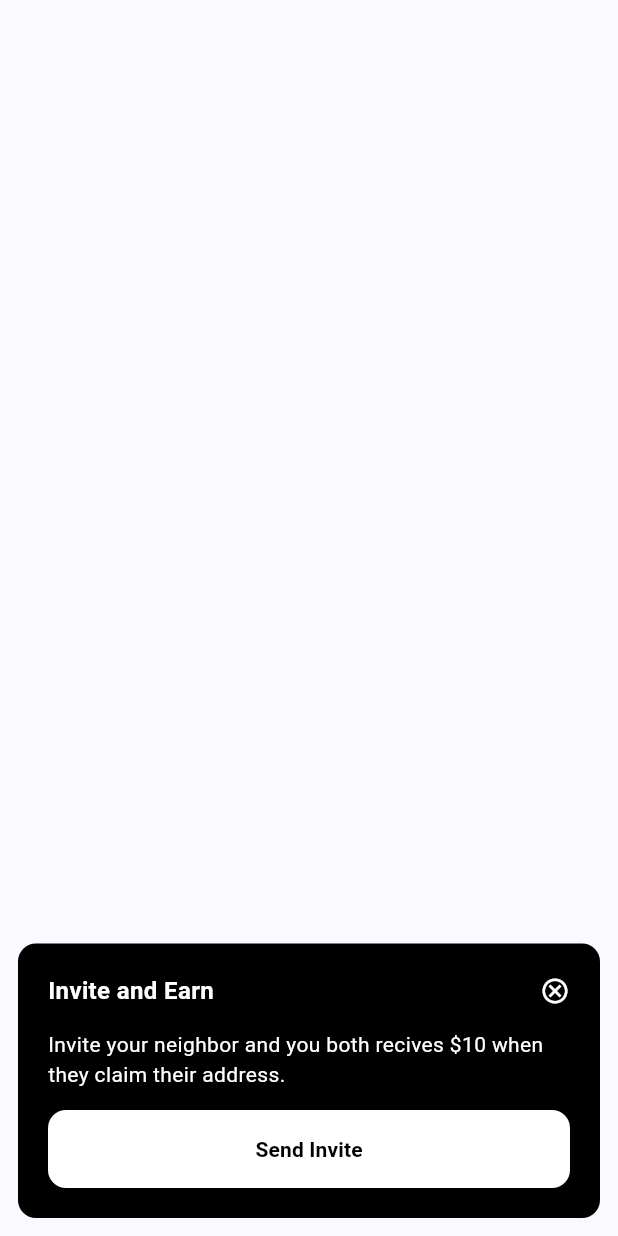
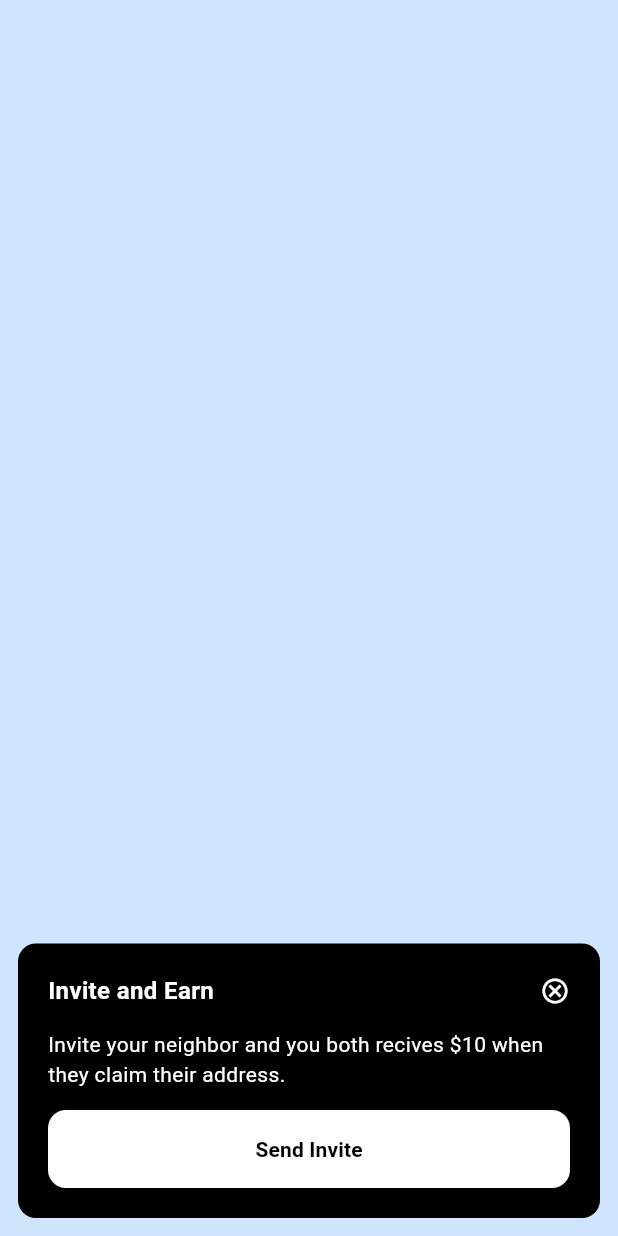
Before and after one commit to sohail2000/domi_labs, a Flutter app: the InviteDialogBox widget shown alone on an empty page, opened directly with empty values, on a phone screen of 412 x 824 dp. Run offline on Flutter 3.47's test engine with Material 3 defaults, Android fonts, the phone set to English and light mode, and no system bars; our stand-ins replace flutter_dotenv, flutter_map, flutter_riverpod, freezed_annotation, geolocator, go_router and 3 more; missing offline and left inert: syncfusion_flutter_pdfviewer; generated files the repository leaves out were written again.

Commit message:
colors clean up

```diff
--- a/lib/common_widgets/components/domi_dialog_button.dart
+++ b/lib/common_widgets/components/domi_dialog_button.dart
@@ -21,7 +21,7 @@ class DomiDialogButton extends StatelessWidget {
                 borderRadius: BorderRadius.circular(12),
               ),
               backgroundColor: AppColor.white,
-              foregroundColor: Colors.white),
+              foregroundColor: AppColor.white),
           onPressed: onPressed,
           child: const Padding(
             padding: EdgeInsets.symmetric(vertical: 16),
--- a/lib/features/home/presentation/inivite_dialog_box.dart
+++ b/lib/features/home/presentation/inivite_dialog_box.dart
@@ -2,7 +2,6 @@ import 'package:domi_labs/common_widgets/components/domi_dialog_button.dart';
 import 'package:domi_labs/styling/app_colors.dart';
 import 'package:domi_labs/styling/app_text_styles.dart';
 import 'package:flutter/material.dart';
-import 'package:go_router/go_router.dart';
 import 'package:share_plus/share_plus.dart';
 
 class InviteDialogBox extends StatelessWidget {
@@ -10,7 +9,6 @@ class InviteDialogBox extends StatelessWidget {
     super.key,
     required this.inviteAddress,
     required this.removeDialog,
-
   });
   final String inviteAddress;
   final Function removeDialog;
@@ -27,7 +25,7 @@ class InviteDialogBox extends StatelessWidget {
         child: Container(
           height: double.infinity,
           width: double.infinity,
-          color: Colors.transparent,
+          color: AppColor.blue.withOpacity(0.2),
         ),
       ),
       Align(
--- a/lib/main.dart
+++ b/lib/main.dart
@@ -1,4 +1,5 @@
 import 'package:domi_labs/routing/routes.dart';
+import 'package:domi_labs/styling/app_colors.dart';
 import 'package:flutter/material.dart';
 import 'package:flutter_dotenv/flutter_dotenv.dart';
 import 'package:flutter_riverpod/flutter_riverpod.dart';
@@ -26,7 +27,7 @@ class MyApp extends StatelessWidget {
       debugShowCheckedModeBanner: false,
       routerConfig: router,
       theme: ThemeData(
-        colorScheme: ColorScheme.fromSeed(seedColor: Colors.blueAccent),
+        colorScheme: ColorScheme.fromSeed(seedColor: AppColor.blueAccent),
         useMaterial3: true,
       ),
     );
--- a/lib/styling/app_colors.dart
+++ b/lib/styling/app_colors.dart
@@ -4,5 +4,7 @@ class AppColor {
   static const Color black = Color.fromARGB(255, 0, 0, 0);
   static const Color grey = Color.fromARGB(255, 25, 24, 24);
   static const Color white = Color(0xFFFFFFFF);
-  static const Color blue = Colors.blue;
+  static const Color blue = Color.fromARGB(255, 33, 150, 243);
+  static const Color blueAccent = Color.fromARGB(255, 68, 138, 255);
+  static const Color yellow = Color.fromARGB(255, 255, 235, 59);
 }
--- a/lib/utilities/custom_marker.dart
+++ b/lib/utilities/custom_marker.dart
@@ -1,3 +1,4 @@
+import 'package:domi_labs/styling/app_colors.dart';
 import 'package:flutter/material.dart';
 import 'package:flutter_map/flutter_map.dart';
 import 'package:latlong2/latlong.dart';
@@ -12,7 +13,7 @@ Marker userLocationMarker(LatLng point) {
         const Icon(
           size: 60,
           Icons.location_history,
-          color: Colors.black,
+          color: AppColor.black,
         ),
         Positioned(
           top: 8,
@@ -42,7 +43,7 @@ Marker selectedLocationMarker(LatLng point) {
         const Icon(
           size: 60,
           Icons.location_history,
-          color: Colors.black,
+          color: AppColor.black,
         ),
         Positioned(
           top: 8,
```
Also changed, not shown: lib/features/home/presentation/map_bottom_sheet.dart (+4 -4 lines), lib/features/home/presentation/map_screen_osm.dart (+6 -9 lines), lib/features/home/presentation/map_topbar.dart (+5 -4 lines).
